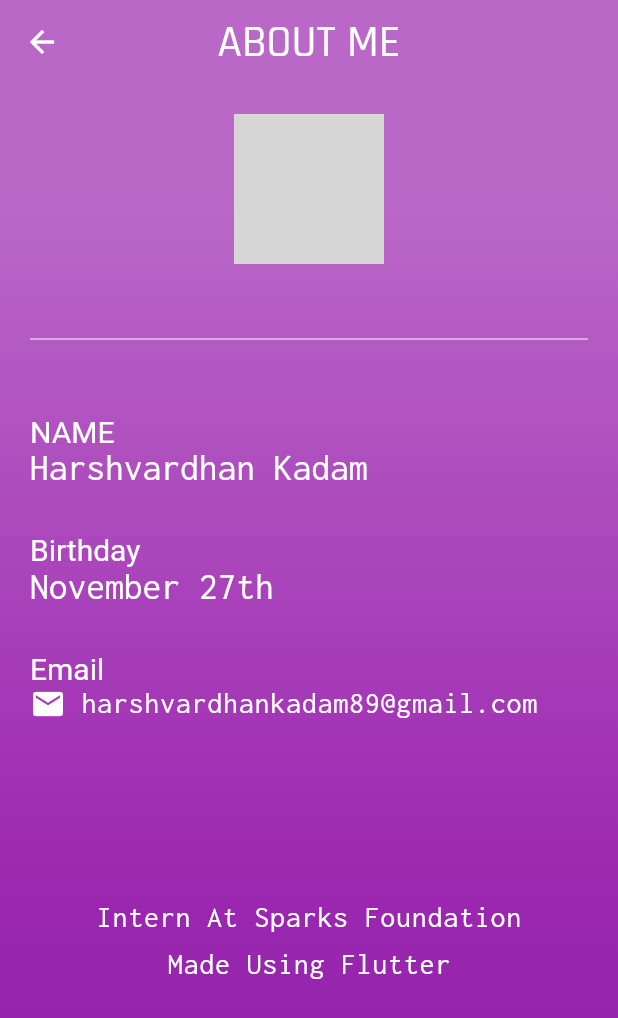
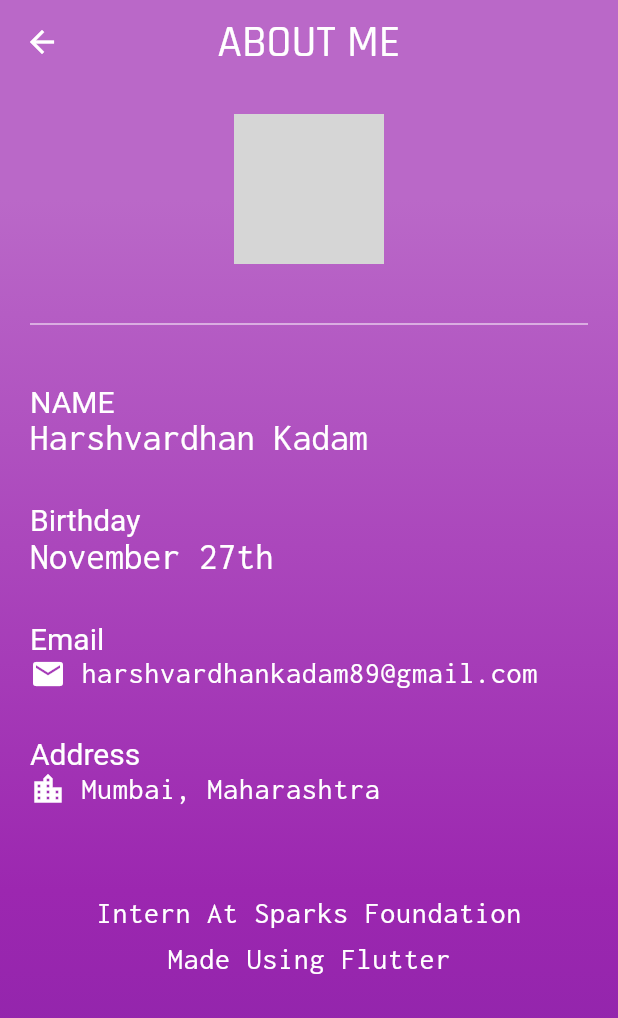
Before and after one commit to TheHarshKadam/SignIn-Signup-UI, a Flutter app: the home screen opened directly, on a phone screen of 412 x 824 dp. Shown: the top 1018 px of the screen. Run offline on Flutter 3.47's test engine with Material 2 defaults, Android fonts, the phone set to English and light mode, and no system bars; our stand-ins replace google_fonts; Roboto replaces fonts that are missing (Athiti); grey boxes are pictures that could not be loaded.

Commit message:
minor text widget changes

```diff
--- a/lib/screens/home.dart
+++ b/lib/screens/home.dart
@@ -3,6 +3,7 @@ import 'package:google_fonts/google_fonts.dart';
 
 class home extends StatelessWidget {
   const home({Key? key}) : super(key: key);
+
 
   @override
   Widget build(BuildContext context) {
@@ -19,6 +20,7 @@ class home extends StatelessWidget {
         elevation: 0.0,
       ),
       body: Container(
+        height: double.infinity,
         decoration: BoxDecoration(
             gradient: LinearGradient(
                 begin: Alignment.topCenter,
@@ -35,6 +37,8 @@ class home extends StatelessWidget {
               0.7,
               0.9
             ])),
+        child: SingleChildScrollView(
+          physics: AlwaysScrollableScrollPhysics(),
           child: Padding(
             padding: EdgeInsets.symmetric(horizontal: 20, vertical: 20),
             child: Column(
@@ -47,7 +51,7 @@ class home extends StatelessWidget {
                   ),
                 ),
                 Divider(
-                height: 100.0,
+                  height: 80.0,
                   color: Colors.white,
                 ),
                 Container(
@@ -112,7 +116,37 @@ class home extends StatelessWidget {
                   ],
                 ),
                 SizedBox(
-                height: 120.0,
+                  height: 30.0,
+                ),
+                Container(
+                  child: Text(
+                    'Address',
+                    style:
+                        GoogleFonts.athiti(fontSize: 20.0, color: Colors.white),
+                  ),
+                ),
+                Row(
+                  children: [
+                    Icon(
+                      Icons.location_city,
+                      color: Colors.white,
+                    ),
+                    SizedBox(
+                      width: 10.0,
+                    ),
+                    Container(
+                      child: Text(
+                        'Mumbai, Maharashtra',
+                        style: GoogleFonts.inconsolata(
+                            color: Colors.white,
+                            letterSpacing: 0.5,
+                            fontSize: 20.0),
+                      ),
+                    ),
+                  ],
+                ),
+                SizedBox(
+                  height: 60.0,
                 ),
                 Center(
                   child: Column(
@@ -141,6 +175,7 @@ class home extends StatelessWidget {
             ),
           ),
         ),
+      ),
     );
   }
 }
```
Lines whose indentation alone changed are shown as unchanged.
